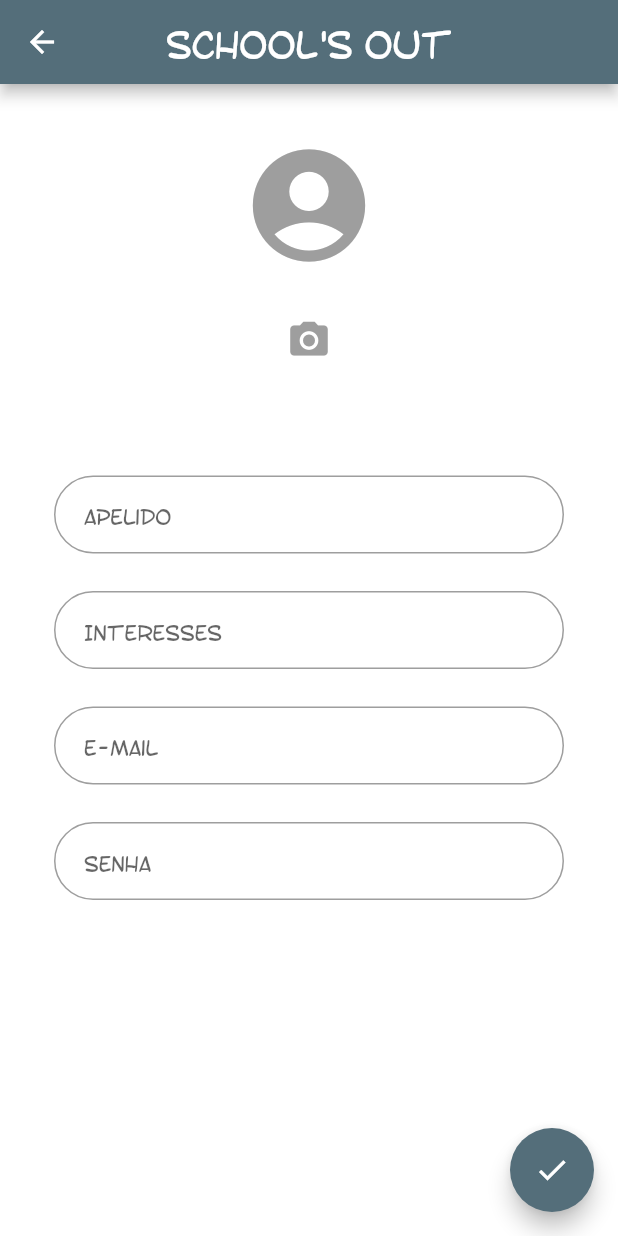
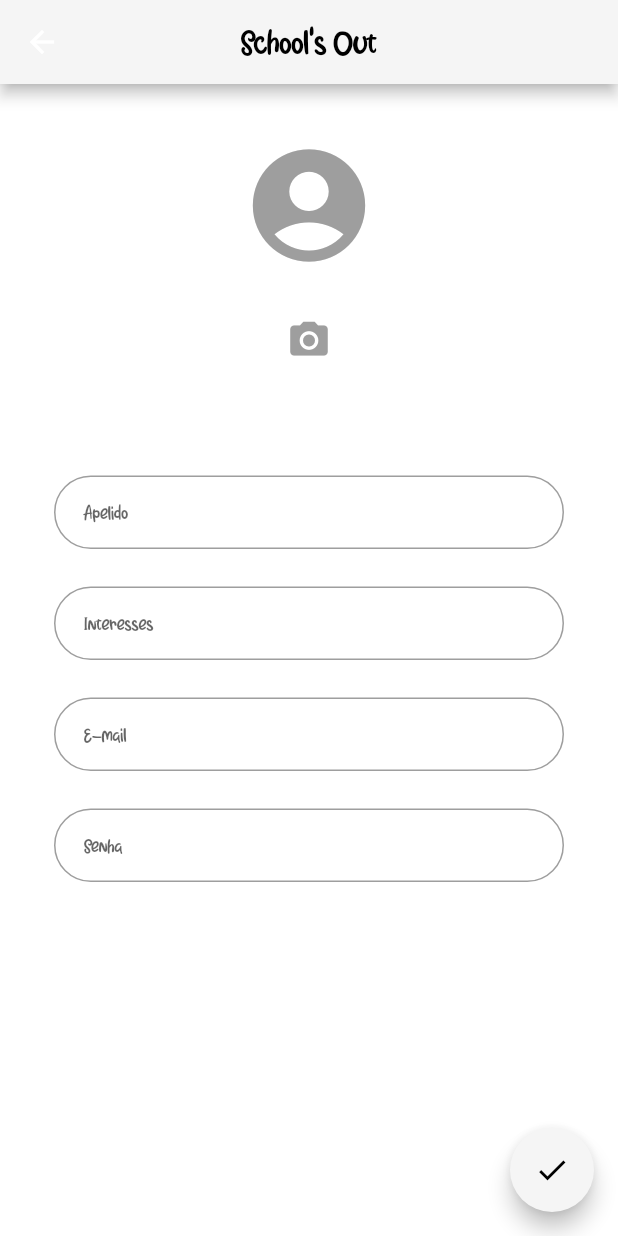
Before and after one commit to MuriloPazzini/SchoolsOutApp, a Flutter app: the LoggedOutHomepage screen opened directly, after a tap on "Cadastro", on a phone screen of 412 x 824 dp. Run offline on Flutter 3.47's test engine with Material 2 defaults, Android fonts, the phone set to English and light mode, and no system bars; our stand-ins replace cached_network_image, carousel_slider, cloud_firestore, firebase_auth, firebase_storage, fluttertoast and 4 more; accounts and stored records are empty; network calls fail.

Commit message:
'changing_color_scheme'

```diff
--- a/lib/components/quizSlider.dart
+++ b/lib/components/quizSlider.dart
@@ -95,7 +95,7 @@ class _quizSliderState extends State<quizSlider> {
                             padding: EdgeInsets.only(top: 5),
                             child: Text(
                               quiz.name,
-                              style: TextStyle(fontFamily: 'Toontime'),
+                              style: TextStyle(fontFamily: 'Lemon'),
                             ),
                           )
                         ],
--- a/lib/pages/LoggedOutHome.dart
+++ b/lib/pages/LoggedOutHome.dart
@@ -1,6 +1,5 @@
 import 'dart:io';
 
-import 'package:cloud_firestore/cloud_firestore.dart';
 import 'package:firebase_auth/firebase_auth.dart';
 import 'package:flutter/material.dart';
 import 'package:schools_out/entities/user.dart';
@@ -25,7 +24,7 @@ class _LoggedOutHomepage extends State<LoggedOutHomepage> {
     decoration: InputDecoration(
         contentPadding: EdgeInsets.fromLTRB(20.0, 15.0, 20.0, 15.0),
         hintText: "E-mail",
-        hintStyle: TextStyle(fontFamily: 'Toontime'),
+        hintStyle: TextStyle(fontFamily: 'Lemon'),
         border: OutlineInputBorder(
             borderRadius: BorderRadius.circular(32.0),
             borderSide: new BorderSide(width: 1, color: Colors.teal)),
@@ -39,7 +38,7 @@ class _LoggedOutHomepage extends State<LoggedOutHomepage> {
     decoration: InputDecoration(
         contentPadding: EdgeInsets.fromLTRB(20.0, 15.0, 20.0, 15.0),
         hintText: "Senha",
-        hintStyle: TextStyle(fontFamily: 'Toontime'),
+        hintStyle: TextStyle(fontFamily: 'Lemon'),
         border: OutlineInputBorder(
             borderRadius: BorderRadius.circular(32.0),
             borderSide: new BorderSide(width: 1, color: Colors.teal)),
@@ -67,15 +66,15 @@ class _LoggedOutHomepage extends State<LoggedOutHomepage> {
 
     return Scaffold(
       appBar: new AppBar(
-        iconTheme: new IconThemeData(color: Colors.blueGrey[600]),
+        iconTheme: new IconThemeData(color: Colors.grey[100]),
         automaticallyImplyLeading: false,
         centerTitle: true,
         title: Text(
           "School's Out",
           style: TextStyle(
-              color: Colors.white, fontSize: 28, fontFamily: 'Toontime'),
+              color: Colors.black, fontSize: 28, fontFamily: 'Lemon'),
         ),
-        backgroundColor: Colors.blueGrey[600],
+        backgroundColor: Colors.grey[100],
       ),
       body: SafeArea(
         child: SingleChildScrollView(
@@ -122,7 +121,7 @@ class _LoggedOutHomepage extends State<LoggedOutHomepage> {
                                           elevation: 5.0,
                                           borderRadius:
                                               BorderRadius.circular(30.0),
-                                          color: Colors.blueGrey[600],
+                                          color: Colors.grey[100],
                                           child: MaterialButton(
                                             padding: EdgeInsets.fromLTRB(
                                                 20.0, 15.0, 20.0, 15.0),
@@ -228,20 +227,20 @@ class _LoggedOutHomepage extends State<LoggedOutHomepage> {
                                                       content: Text(errorToShow,
                                                           style: TextStyle(
                                                               fontFamily:
-                                                                  'Toontime',
+                                                                  'Lemon',
                                                               color: Colors
-                                                                  .white)),
+                                                                  .black)),
                                                     );
                                                   },
                                                 );
                                               }
                                             },
                                             child: Text(
-                                              "Login",
+                                              "Entrar",
                                               textAlign: TextAlign.center,
                                               style: TextStyle(
-                                                  fontFamily: 'Toontime',
-                                                  color: Colors.white),
+                                                  fontFamily: 'Lemon',
+                                                  color: Colors.black),
                                             ),
                                           ),
                                         ),
@@ -255,7 +254,7 @@ class _LoggedOutHomepage extends State<LoggedOutHomepage> {
                                   child: Material(
                                     elevation: 5.0,
                                     borderRadius: BorderRadius.circular(30.0),
-                                    color: Colors.blueGrey[600],
+                                    color: Colors.grey[100],
                                     child: MaterialButton(
                                       padding: EdgeInsets.fromLTRB(
                                           20.0, 15.0, 20.0, 15.0),
@@ -270,8 +269,8 @@ class _LoggedOutHomepage extends State<LoggedOutHomepage> {
                                       child: Text("Cadastro",
                                           textAlign: TextAlign.center,
                                           style: TextStyle(
-                                              fontFamily: 'Toontime',
-                                              color: Colors.white)),
+                                              fontFamily: 'Lemon',
+                                              color: Colors.black)),
                                     ),
                                   ),
                                 ),
--- a/lib/pages/chatPage.dart
+++ b/lib/pages/chatPage.dart
@@ -209,7 +209,7 @@ class _ChatPageState extends State<ChatPage> {
               title: Text(
                 "School's Out Chat",
                 style: TextStyle(
-                    color: Colors.white, fontSize: 28, fontFamily: 'Toontime'),
+                    color: Colors.white, fontSize: 28, fontFamily: 'Lemon'),
               ),
               backgroundColor: Colors.blueGrey[600],
             ),
@@ -234,7 +234,7 @@ class _ChatPageState extends State<ChatPage> {
                   style: TextStyle(
                       color: Colors.white,
                       fontSize: 28,
-                      fontFamily: 'Toontime'),
+                      fontFamily: 'Lemon'),
                 ),
                 backgroundColor: Colors.blueGrey[600],
               ),
@@ -260,7 +260,7 @@ class _ChatPageState extends State<ChatPage> {
                   style: TextStyle(
                       color: Colors.white,
                       fontSize: 28,
-                      fontFamily: 'Toontime'),
+                      fontFamily: 'Lemon'),
                 ),
                 backgroundColor: Colors.blueGrey[600],
               ),
--- a/lib/pages/comicsBuyingPage.dart
+++ b/lib/pages/comicsBuyingPage.dart
@@ -73,7 +73,7 @@ class _ComicsBuyingPage extends State<ComicsBuyingPage> {
         title: Text(
           widget.comics.name,
           style: TextStyle(
-              color: Colors.white, fontSize: 28, fontFamily: 'Toontime'),
+              color: Colors.white, fontSize: 28, fontFamily: 'Lemon'),
         ),
         backgroundColor: Colors.blueGrey[600],
       ),
@@ -92,7 +92,7 @@ class _ComicsBuyingPage extends State<ComicsBuyingPage> {
                       style: TextStyle(
                           color: Colors.black,
                           fontSize: 15,
-                          fontFamily: 'Toontime'))),
+                          fontFamily: 'Lemon'))),
               Container(
                   alignment: Alignment.bottomLeft,
                   padding: EdgeInsets.only(left: 25, right: 25, bottom: 70),
@@ -100,7 +100,7 @@ class _ComicsBuyingPage extends State<ComicsBuyingPage> {
                       style: TextStyle(
                           color: Colors.black,
                           fontSize: 18,
-                          fontFamily: 'Toontime')))
+                          fontFamily: 'Lemon')))
             ],
           ),
         ),
--- a/lib/pages/quizAnsweringPage.dart
+++ b/lib/pages/quizAnsweringPage.dart
@@ -161,7 +161,7 @@ class _quizpageState extends State<quizpage> {
           mydata.questions[i].answers[k].description,
           style: TextStyle(
             color: Colors.white,
-            fontFamily: "Toontime",
+            fontFamily: "Lemon",
             fontSize: 16.0,
           ),
           maxLines: 1,
@@ -212,7 +212,7 @@ class _quizpageState extends State<quizpage> {
                           mydata.questions[i].description,
                           textAlign: TextAlign.center,
                           style:
-                              TextStyle(fontSize: 18.0, fontFamily: 'Toontime'),
+                              TextStyle(fontSize: 18.0, fontFamily: 'Lemon'),
                         ),
                       ),
                     ),
--- a/lib/pages/signUp.dart
+++ b/lib/pages/signUp.dart
@@ -39,7 +39,7 @@ class _SignUpPageState extends State<SignUpPage> {
     decoration: InputDecoration(
         contentPadding: EdgeInsets.fromLTRB(20.0, 15.0, 20.0, 15.0),
         hintText: "Apelido",
-        hintStyle: TextStyle(fontFamily: 'Toontime'),
+        hintStyle: TextStyle(fontFamily: 'Lemon'),
         border: OutlineInputBorder(
             borderRadius: BorderRadius.circular(32.0),
             borderSide: new BorderSide(width: 1, color: Colors.teal)),
@@ -53,7 +53,7 @@ class _SignUpPageState extends State<SignUpPage> {
     decoration: InputDecoration(
         contentPadding: EdgeInsets.fromLTRB(20.0, 15.0, 20.0, 15.0),
         hintText: "Interesses",
-        hintStyle: TextStyle(fontFamily: 'Toontime'),
+        hintStyle: TextStyle(fontFamily: 'Lemon'),
         border: OutlineInputBorder(
             borderRadius: BorderRadius.circular(32.0),
             borderSide: new BorderSide(width: 1, color: Colors.teal)),
@@ -67,7 +67,7 @@ class _SignUpPageState extends State<SignUpPage> {
     decoration: InputDecoration(
         contentPadding: EdgeInsets.fromLTRB(20.0, 15.0, 20.0, 15.0),
         hintText: "E-mail",
-        hintStyle: TextStyle(fontFamily: 'Toontime'),
+        hintStyle: TextStyle(fontFamily: 'Lemon'),
         border: OutlineInputBorder(
             borderRadius: BorderRadius.circular(32.0),
             borderSide: new BorderSide(width: 1, color: Colors.teal)),
@@ -81,7 +81,7 @@ class _SignUpPageState extends State<SignUpPage> {
     decoration: InputDecoration(
         contentPadding: EdgeInsets.fromLTRB(20.0, 15.0, 20.0, 15.0),
         hintText: "Senha",
-        hintStyle: TextStyle(fontFamily: 'Toontime'),
+        hintStyle: TextStyle(fontFamily: 'Lemon'),
         border: OutlineInputBorder(
             borderRadius: BorderRadius.circular(32.0),
             borderSide: new BorderSide(width: 1, color: Colors.teal)),
@@ -187,11 +187,11 @@ class _SignUpPageState extends State<SignUpPage> {
         appBar: new AppBar(
           iconTheme: new IconThemeData(color: Colors.white),
           centerTitle: true,
-          backgroundColor: Colors.blueGrey[600],
+          backgroundColor: Colors.grey[100],
           title: Text(
             "Registro",
             style: TextStyle(
-                color: Colors.white, fontSize: 28, fontFamily: 'Toontime'),
+                color: Colors.black, fontSize: 28, fontFamily: 'Lemon'),
           ),
         ),
         body: SafeArea(
@@ -284,17 +284,18 @@ class _SignUpPageState extends State<SignUpPage> {
         appBar: new AppBar(
           iconTheme: new IconThemeData(color: Colors.white),
           centerTitle: true,
-          backgroundColor: Colors.blueGrey[600],
+          backgroundColor: Colors.grey[100],
           title: Text(
             "School's Out",
             style: TextStyle(
-                color: Colors.white, fontSize: 28, fontFamily: 'Toontime'),
+                color: Colors.black, fontSize: 28, fontFamily: 'Lemon'),
           ),
         ),
         floatingActionButton: new FloatingActionButton(
-          backgroundColor: Colors.blueGrey[600],
+          backgroundColor: Colors.grey[100],
           child: Icon(Icons.check),
           onPressed: signUp,
+          foregroundColor: Colors.black,
         ),
         body: SafeArea(
           child: SingleChildScrollView(
```
Also changed, not shown: lib/components/menu.dart (+17 -17 lines), lib/pages/LoggedInHome.dart (+7 -7 lines), lib/pages/comicsList.dart (+12 -12 lines), lib/pages/comicsReadingPage.dart (+8 -6 lines), lib/pages/quizList.dart (+4 -4 lines), lib/pages/quizResultPage.dart (+6 -6 lines), pubspec.yaml (+4 -3 lines), assets/Lemon_Juice.ttf (added), pubspec.lock.
